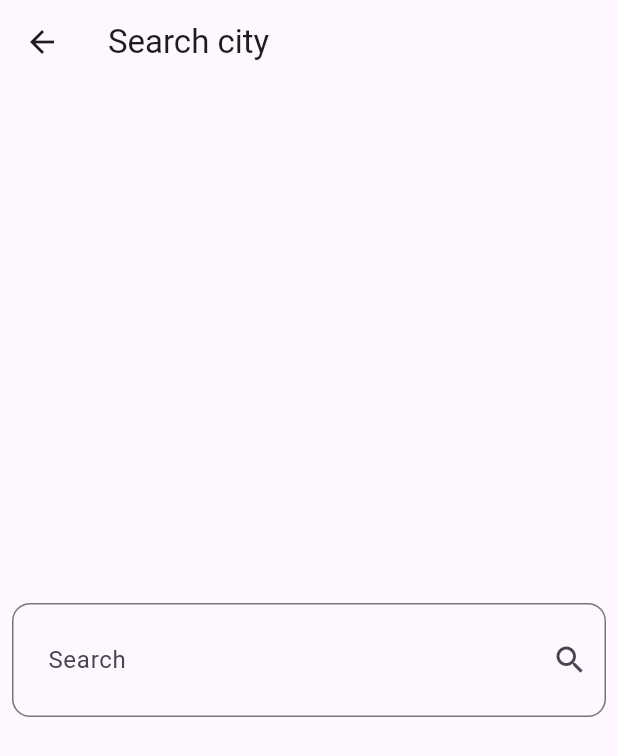
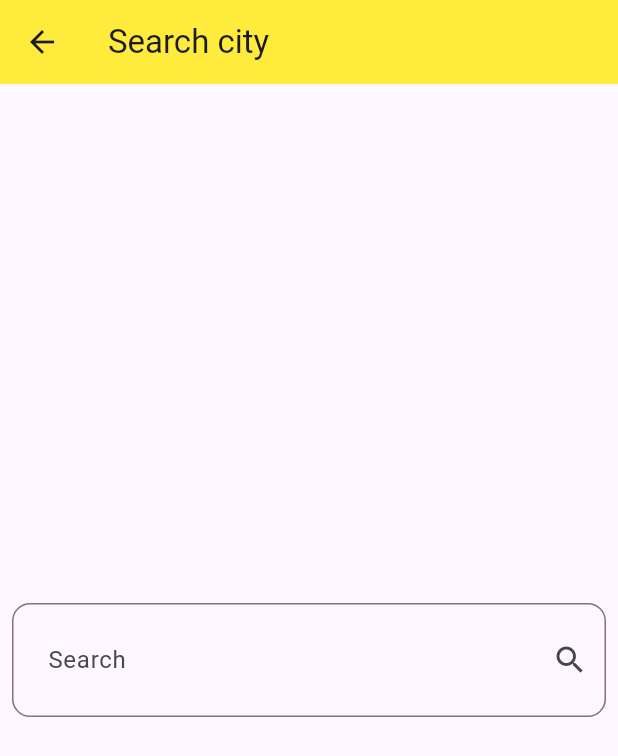
Before and after one commit to yousefsobhy12/weather_app, a Flutter app: the screen it shows after launch, after a tap on the "search" icon, on a phone screen of 412 x 824 dp. Shown: the top 756 px of the screen. Run offline on Flutter 3.47's test engine with Material 3 defaults, Android fonts, the phone set to English and light mode, and no system bars; our stand-ins replace dio, flutter_bloc.

Commit message:
second commit

```diff
--- a/lib/main.dart
+++ b/lib/main.dart
@@ -20,11 +20,9 @@ class WeatherApp extends StatelessWidget {
           builder: (context, state) {
             return MaterialApp(
               theme: ThemeData(
-                  primarySwatch: getAppTheme(
-                BlocProvider.of<GetWeatherCubit>(context)
+             appBarTheme: AppBarTheme(color: getAppTheme(BlocProvider.of<GetWeatherCubit>(context)
                     .weatherModel
-                    ?.weatherCondition,
-              )),
+                    ?.weatherCondition,))),
               debugShowCheckedModeBanner: false,
               home: HomeView(),
             );
```
